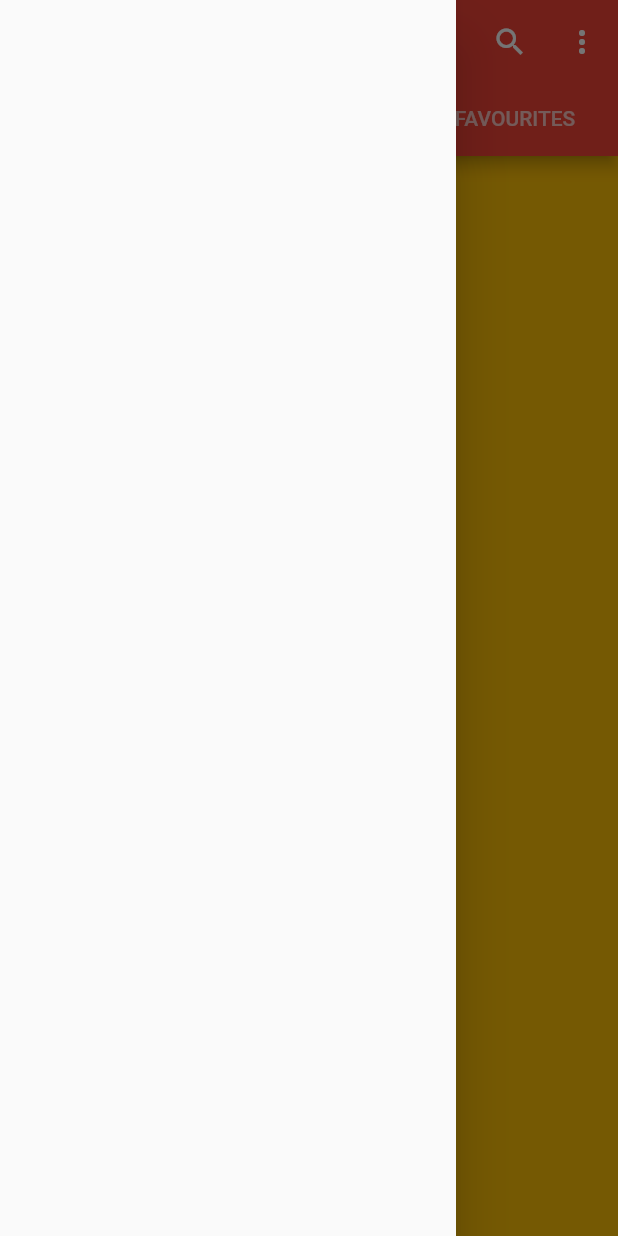
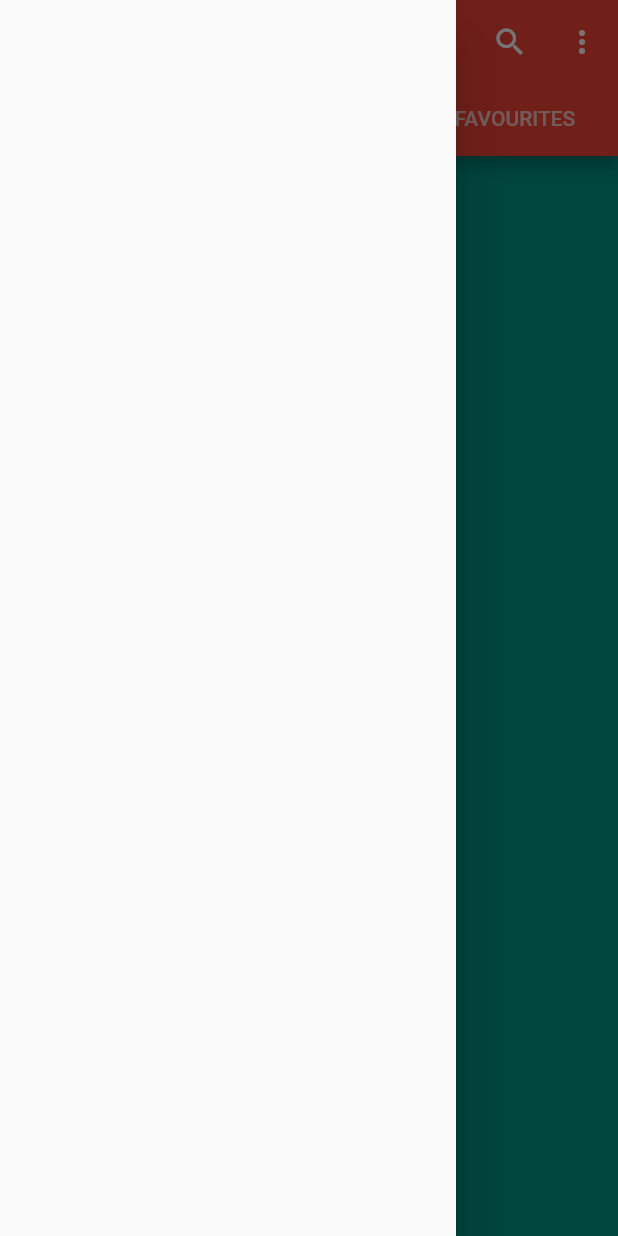
Before and after one commit to smailiAbdelkarim/newsApplication, a Flutter app: the HomeScreen screen opened directly, with the side drawer open, on a phone screen of 412 x 824 dp. Run offline on Flutter 3.47's test engine with Material 2 defaults, Android fonts, the phone set to English and light mode, and no system bars; our stand-ins replace shared_preferences; missing offline and left inert: page_view_indicator; accounts and stored records are empty.

Commit message:
create tabs pages outside my class

```diff
--- a/lib/screens/home_screen.dart
+++ b/lib/screens/home_screen.dart
@@ -1,4 +1,7 @@
 import 'package:flutter/material.dart';
+import'package:newsApplication/screens/home_tabs/whatsnew.dart';
+import'package:newsApplication/screens/home_tabs/popular.dart';
+import'package:newsApplication/screens/home_tabs/favourites.dart';
 import 'package:newsApplication/shared_ui/navigation_drawer.dart';
 class HomeScreen extends StatefulWidget {
   @override
@@ -23,12 +26,15 @@ class _HomeScreenState extends State<HomeScreen> with SingleTickerProviderStateM
          tabs: <Widget>[
            Tab(
              text: "WHAT'S NEW",
+            // icon: Icon(Icons.ac_unit),
            ),
            Tab(
              text: "POPULAR"
+             //icon: Icon(Icons.accessible_forward),
            ),
            Tab(
              text: "FAVOURITES",
+             //icon: Icon(Icons.airplay),
            ),
 
          ],
@@ -56,13 +62,16 @@ class _HomeScreenState extends State<HomeScreen> with SingleTickerProviderStateM
           child: TabBarView(
             children: <Widget>[
             Container(
-              color: Colors.amber,
+              child: WhatsNew(),
+              //color: Colors.amber,
             ),
              Container(
-               color:Colors.yellowAccent
+               child: popular(),
+              // color:Colors.yellowAccent
              ),
              Container(
-               color:Colors.green
+                 child: favourites(),
+               //color:Colors.green
              )
             ]
             ,controller: _tabController,
--- /dev/null
+++ b/lib/screens/home_tabs/whatsnew.dart
@@ -0,0 +1,16 @@
+import 'package:flutter/material.dart';
+class WhatsNew extends StatefulWidget {
+  @override
+  _WhatsNewState createState() => _WhatsNewState();
+}
+
+class _WhatsNewState extends State<WhatsNew> {
+  @override
+  Widget build(BuildContext context) {
+    return Container(
+
+      color: Colors.teal,
+
+    );
+  }
+}
```
Also changed, not shown: lib/screens/home_tabs/favourites.dart (added, +15 -0 lines), lib/screens/home_tabs/popular.dart (added, +14 -0 lines).
